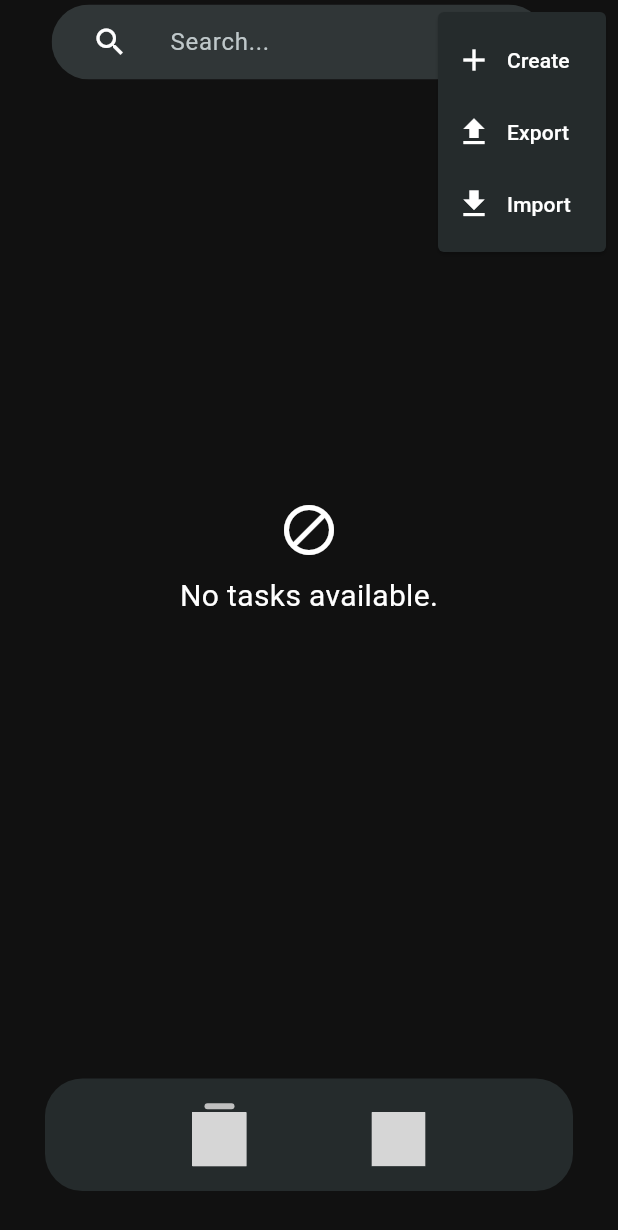
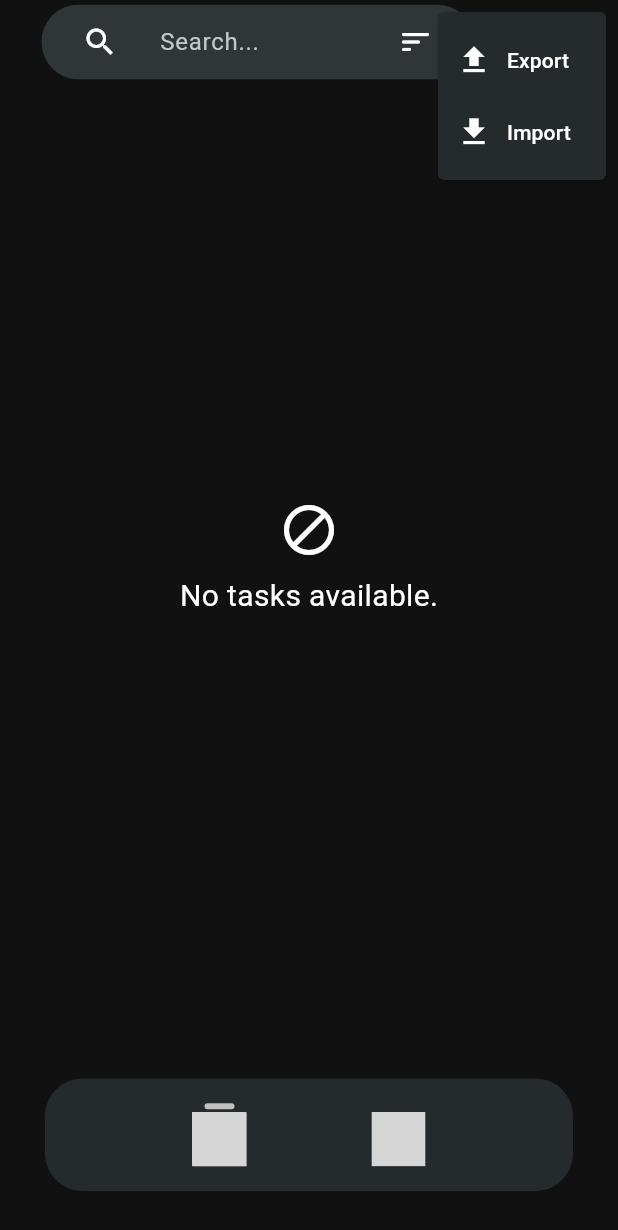
Before and after one commit to da578/flutter-todolist, a Flutter app: the screen it shows after launch, after a tap on the "search" icon, after a tap on the "more vert" icon, on a phone screen of 412 x 824 dp. Shown: the top 1230 px of the screen. Run offline on Flutter 3.47's test engine with Material 3 defaults, Android fonts, the phone set to English and light mode, and no system bars; drawn by our look-alikes of rive; our stand-ins replace csv, file_picker, flex_color_scheme, flutter_animate, flutter_local_notifications, flutter_slidable and 9 more; missing offline and left inert: flutter_web_browser, json2yaml; accounts and stored records are empty; generated files the repository leaves out were written again; grey boxes are pictures that could not be loaded.

Commit message:
refactor(task_app_bar): move create task feature from task_menu to task_app_bar

```diff
--- a/lib/views/task/widgets/app_bar/task_app_bar.dart
+++ b/lib/views/task/widgets/app_bar/task_app_bar.dart
@@ -3,12 +3,14 @@ import 'dart:async';
 import 'package:flutter/material.dart';
 import 'package:todolist/contracts/task_presenter_contract.dart';
 import 'package:todolist/shared/components/my_app_bar.dart';
+import 'package:todolist/shared/components/my_bottom_sheet.dart';
 import 'package:todolist/shared/values/media_values.dart';
 import 'package:todolist/shared/values/screen.dart';
 import 'package:todolist/shared/values/task_values.dart';
 import 'package:todolist/shared/values/theme_values.dart';
 import 'package:todolist/views/task/widgets/app_bar/task_menu.dart';
 import 'package:todolist/views/task/widgets/app_bar/task_sort.dart';
+import 'package:todolist/views/task/widgets/task_create.dart';
 
 /// TaskAppBar is the custom app bar for the task screen.
 ///
@@ -41,9 +43,12 @@ class TaskAppBar extends StatefulWidget implements PreferredSizeWidget {
   State<TaskAppBar> createState() => _TaskAppBarState();
 }
 
-class _TaskAppBarState extends State<TaskAppBar> {
+class _TaskAppBarState extends State<TaskAppBar>
+    with SingleTickerProviderStateMixin {
   /// The text controller used to manage the search input field.
   late final TextEditingController _controller;
+
+  late final AnimationController _animationController;
 
   /// A timer used for debouncing search queries.
   Timer? _debounceTimer;
@@ -56,8 +61,12 @@ class _TaskAppBarState extends State<TaskAppBar> {
     super.initState();
 
     // Initialize the text controller and add a listener for debouncing.
-    _controller = TextEditingController();
-    _controller.addListener(_onSearchTextChanged);
+    _controller = TextEditingController()..addListener(_onSearchTextChanged);
+
+    _animationController = AnimationController(
+      vsync: this,
+      duration: Screen.duration,
+    );
   }
 
   @override
@@ -97,6 +106,23 @@ class _TaskAppBarState extends State<TaskAppBar> {
         animation: widget._animationController,
         builder: (_, __) => _buildSearchBar(widget._animationController.value),
       ),
+      IconButton(
+        onPressed: () {
+          // Set isCreating to true before showing the bottom sheet
+          TaskValues(context).read.setIsCreating(true);
+
+          MyBottomSheet.show(
+            context: context,
+            animationController: _animationController,
+            builder: (_) => TaskCreate(presenter: widget._presenter),
+          ).whenComplete(() {
+            // Reset isCreating to false when the bottom sheet is closed
+            if (context.mounted) TaskValues(context).read.setIsCreating(false);
+          });
+        },
+        icon: Icon(Icons.note_add_rounded),
+        color: ThemeValues(context).colorScheme.onSurface,
+      ),
       TaskMenu(presenter: widget._presenter),
     ],
   );
@@ -127,7 +153,7 @@ class _TaskAppBarState extends State<TaskAppBar> {
         Opacity(
           opacity: animationValue,
           child: Container(
-            width: (MediaValues(context).width * 80 / 100) * animationValue,
+            width: (MediaValues(context).width * 70 / 100) * animationValue,
             height: 50,
             padding: Screen.padding.horizontal,
             decoration: BoxDecoration(
@@ -144,7 +170,7 @@ class _TaskAppBarState extends State<TaskAppBar> {
                 Expanded(
                   child: TextField(
                     controller: _controller,
-                    autofocus: true,
+                    autofocus: _isSearching,
                     decoration: InputDecoration(
                       hintText: 'Search...',
                       border: InputBorder.none,
--- a/lib/views/task/widgets/app_bar/task_menu.dart
+++ b/lib/views/task/widgets/app_bar/task_menu.dart
@@ -5,14 +5,12 @@ import 'package:todolist/shared/components/my_text.dart';
 import 'package:todolist/shared/values/screen.dart';
 import 'package:todolist/shared/values/task_values.dart';
 import 'package:todolist/shared/values/theme_values.dart';
-import 'package:todolist/views/task/widgets/task_create.dart';
 import 'package:todolist/views/task/widgets/task_export.dart';
 import 'package:todolist/views/task/widgets/task_import.dart';
 
 /// TaskMenu is a popup menu that provides options for creating, exporting, and importing tasks.
 ///
 /// This widget is displayed as an action button in the app bar and allows users to:
-/// - Create a new task.
 /// - Export tasks to a file.
 /// - Import tasks from a file.
 class TaskMenu extends StatefulWidget {
@@ -60,39 +58,7 @@ class _TaskMenuState extends State<TaskMenu>
       ),
       elevation: 1,
       itemBuilder:
-          (_) => [
-            _buildCreateMenuItem(context),
-            _buildExportMenuItem(context),
-            _buildImportMenuItem(context),
-          ],
-    );
-  }
-
-  /// Builds the "Create" menu item.
-  ///
-  /// When tapped, it shows a bottom sheet for creating a new task.
-  PopupMenuItem<void> _buildCreateMenuItem(BuildContext context) {
-    return PopupMenuItem(
-      onTap: () {
-        // Set isCreating to true before showing the bottom sheet
-        TaskValues(context).read.setIsCreating(true);
-
-        MyBottomSheet.show(
-          context: context,
-          animationController: _animationController,
-          builder: (_) => TaskCreate(presenter: widget._presenter),
-        ).whenComplete(() {
-          // Reset isCreating to false when the bottom sheet is closed
-          if (context.mounted) TaskValues(context).read.setIsCreating(false);
-        });
-      },
-      child: Row(
-        children: [
-          Icon(Icons.add, color: ThemeValues(context).colorScheme.onSurface),
-          const SizedBox(width: 10),
-          MyText('Create', color: ThemeValues(context).colorScheme.onSurface),
-        ],
-      ),
+          (_) => [_buildExportMenuItem(context), _buildImportMenuItem(context)],
     );
   }
 
```
